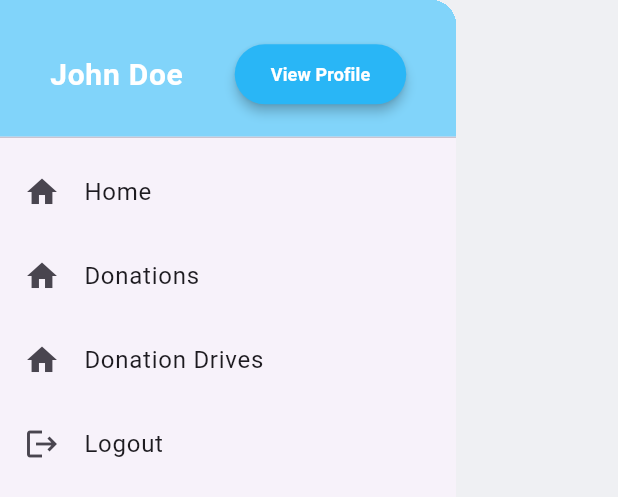
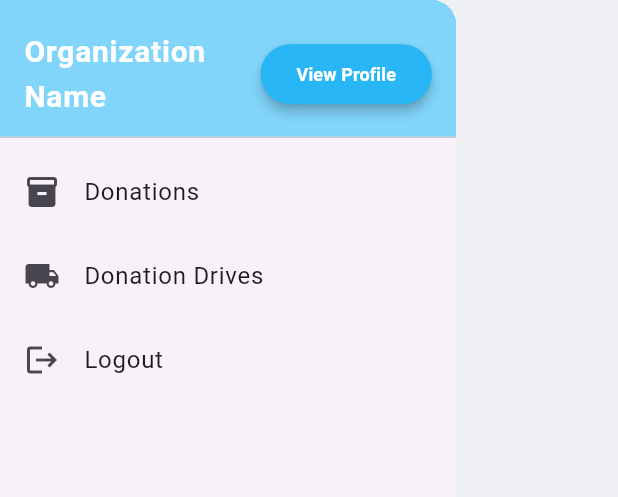
Before and after one commit to fambaridz/cmsc23-u1l-group4-project, a Flutter app: the OrganizationDrawer widget shown alone on an empty page, opened directly, on a phone screen of 412 x 824 dp. Shown: the top 497 px of the screen. Run offline on Flutter 3.47's test engine with Material 3 defaults, Android fonts, the phone set to English and light mode, and no system bars; our stand-ins replace file_picker, image_picker.

Commit message:
chore: update drawer routes and icons

```diff
--- a/lib/screens/org_drawer.dart
+++ b/lib/screens/org_drawer.dart
@@ -1,3 +1,4 @@
+import 'package:cmsc23_project/model/organization.dart';
 import 'package:flutter/material.dart';
 
 class OrganizationDrawer extends StatefulWidget {
@@ -8,6 +9,12 @@ class OrganizationDrawer extends StatefulWidget {
 }
 
 class _OrganizationDrawerState extends State<OrganizationDrawer> {
+  final Organization organization = Organization(
+    id: "1",
+    name: "Organization Name",
+    aboutUs: "We are organization. We do organization things. Please donate",
+    status: true
+  );
 
   @override
   Widget build(BuildContext context) {
@@ -26,17 +33,20 @@ class _OrganizationDrawerState extends State<OrganizationDrawer> {
                   Row(
                     mainAxisAlignment: MainAxisAlignment.spaceAround,
                     children: [
-                      Text(
-                        "John Doe",
+                      Expanded(child: Text(
+                        organization.name,
                         style: TextStyle(
                           color: Colors.white,
                           fontWeight: FontWeight.bold,
                           fontSize: 20,
                         ),
-                      ),
+                      ),),
+
                       ElevatedButton(
                         onPressed: () {
-                          Navigator.pushNamed(context, "/donor-profile");
+                          Navigator.pushNamed(context, "/org-home/profile", arguments: {
+                      "details": organization
+                    });
                         },
                         child: Text(
                           "View Profile",
@@ -61,21 +71,14 @@ class _OrganizationDrawerState extends State<OrganizationDrawer> {
             ),
           ),
           ListTile(
-            leading: Icon(Icons.home),
-            title: Text("Home"),
+            leading: Icon(Icons.inventory),
+            title: Text("Donations"),
             onTap: () {
               Navigator.pushNamed(context, "/org-home");
             },
           ),
           ListTile(
-            leading: Icon(Icons.home),
-            title: Text("Donations"),
-            onTap: () {
-              Navigator.pushNamed(context, "/org-home/donation");
-            },
-          ),
-          ListTile(
-            leading: Icon(Icons.home),
+            leading: Icon(Icons.local_shipping),
             title: Text("Donation Drives"),
             onTap: () {
               Navigator.pushNamed(context, "/org-home/donation-drive");
```
